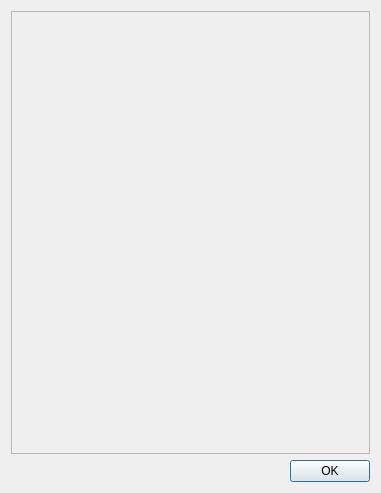
This is config-tool/configobjectdialog.ui in carstenbru/fpga-log as Qt 5 draws it before an edit. The edited form follows.
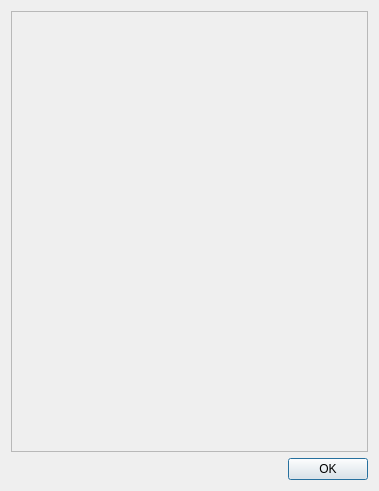
This is the edited form. Icons and pictures are not drawn.

```diff
--- a/config-tool/configobjectdialog.ui
+++ b/config-tool/configobjectdialog.ui
@@ -6,8 +6,8 @@
    <rect>
     <x>0</x>
     <y>0</y>
-    <width>381</width>
-    <height>493</height>
+    <width>379</width>
+    <height>491</height>
    </rect>
   </property>
   <property name="windowTitle">
@@ -39,8 +39,8 @@
        <rect>
         <x>0</x>
         <y>0</y>
-        <width>365</width>
-        <height>444</height>
+        <width>363</width>
+        <height>442</height>
        </rect>
       </property>
      </widget>
```
Left out of the diff: 4 changed lines with no effect on the pictures.
